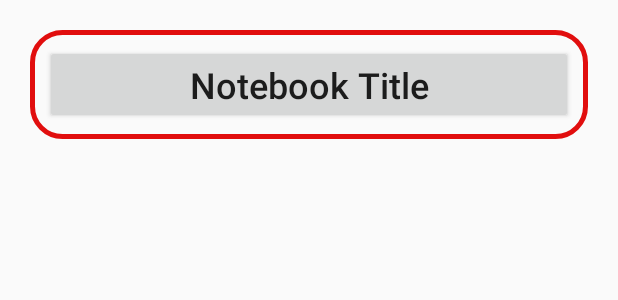
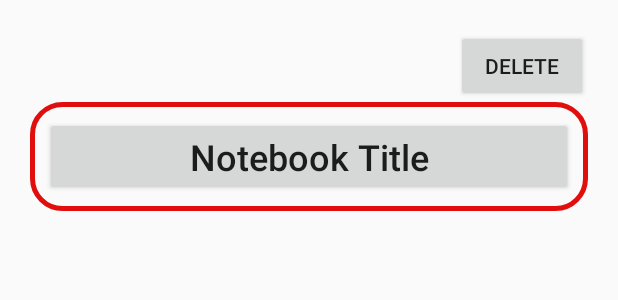
Before and after one commit to dfayaud/NotebookScheduler, an Android app: the layout notebook_thumbnail.xml on its own in the app's theme, with its tools: preview values and no code run, on a phone screen of 412 x 824 dp. Shown: the top 300 px of the screen. Run offline under Robolectric (Android 15) with nearby library versions, the phone set to English and light mode, and no system bars.

Commit message:
NotebookMenuRecyclerAdapter added logic to delete notebooks (Line 56)

```diff
--- a/app/src/main/java/csc248/smirn42/NotebookScheduler/MainActivity.java
+++ b/app/src/main/java/csc248/smirn42/NotebookScheduler/MainActivity.java
@@ -30,4 +30,8 @@ public class MainActivity extends AppCompatActivity {
         Intent intent = new Intent(this, AddNotebook.class);
         startActivity(intent);
     }
+
+    public void deleteNotebooks(View view) {
+
+    }
 }
--- a/app/src/main/java/csc248/smirn42/NotebookScheduler/NotebookHome.java
+++ b/app/src/main/java/csc248/smirn42/NotebookScheduler/NotebookHome.java
@@ -19,6 +19,7 @@ public class NotebookHome extends AppCompatActivity {
     private List<Notebook> notebookThumbnailList = new ArrayList<>();
     private DataBaseHelper notebookDB;
     NotebookClickListener listener;
+    private DataBaseHelper dbHelper;
 
     @Override
     protected void onCreate(Bundle savedInstanceState) {
@@ -61,4 +62,6 @@ public class NotebookHome extends AppCompatActivity {
         startActivity(intent);
     }
 
+
+
 }
--- a/app/src/main/res/layout/notebook_thumbnail.xml
+++ b/app/src/main/res/layout/notebook_thumbnail.xml
@@ -4,18 +4,33 @@
     android:layout_width="match_parent"
     android:layout_height="wrap_content"
     android:orientation="vertical"
-    android:gravity="center"
-    android:background="@drawable/notebook_thumbnail_body"
     android:layout_margin="20dp">
 
     <Button
-        android:id="@+id/notebook_thumbnail_btn"
+        android:id="@+id/delte_btn"
+        android:layout_width="wrap_content"
+        android:layout_height="wrap_content"
+        android:layout_gravity="right"
+        android:text="delete"
+        android:onClick="deleteNotebook"/>
+
+    <LinearLayout
         android:layout_width="match_parent"
         android:layout_height="wrap_content"
-        android:text="Notebook Title"
+        android:orientation="vertical"
         android:gravity="center"
-        android:textAllCaps="false"
-        android:fontFamily="sans-serif-medium"
-        android:textSize="24sp"/>
+        android:background="@drawable/notebook_thumbnail_body">
+
+        <Button
+            android:id="@+id/notebook_thumbnail_btn"
+            android:layout_width="match_parent"
+            android:layout_height="wrap_content"
+            android:text="Notebook Title"
+            android:gravity="center"
+            android:textAllCaps="false"
+            android:fontFamily="sans-serif-medium"
+            android:textSize="24sp"/>
+
+    </LinearLayout>
 
 </LinearLayout>
```
Also changed, not shown: app/src/main/java/csc248/smirn42/NotebookScheduler/DataBaseHelper.java (+17 -0 lines), app/src/main/java/csc248/smirn42/NotebookScheduler/NotebookMenuRecyclerAdapter.java (+30 -2 lines), app/src/main/res/layout/notebook_home_page.xml (+5 -3 lines).
